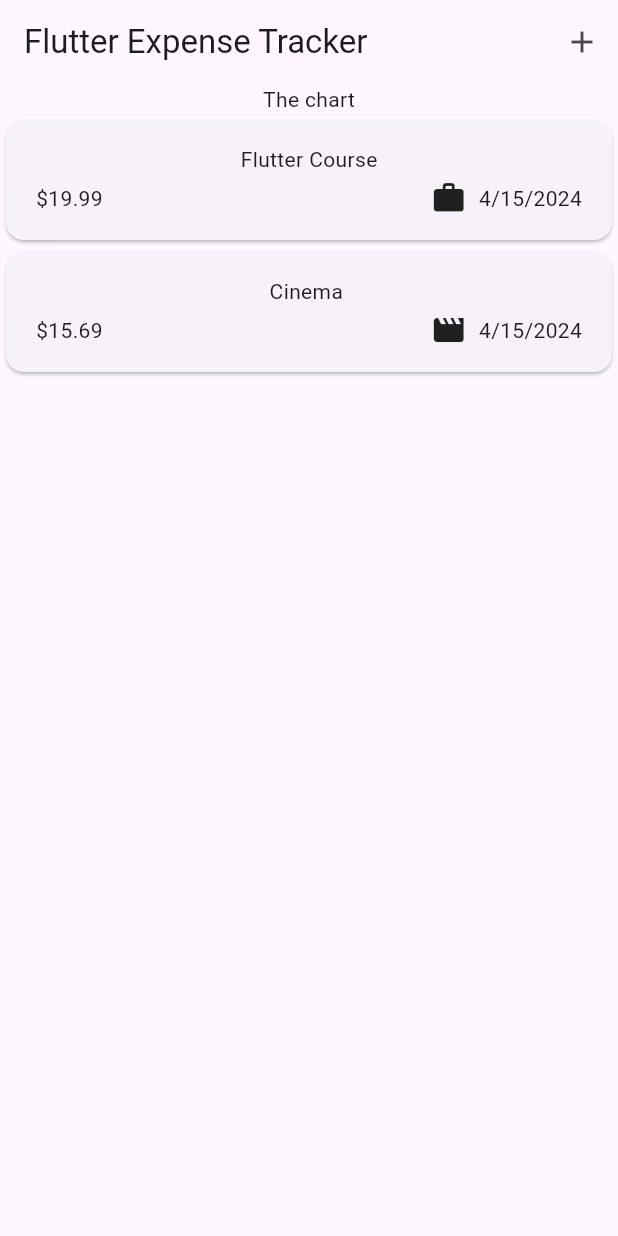
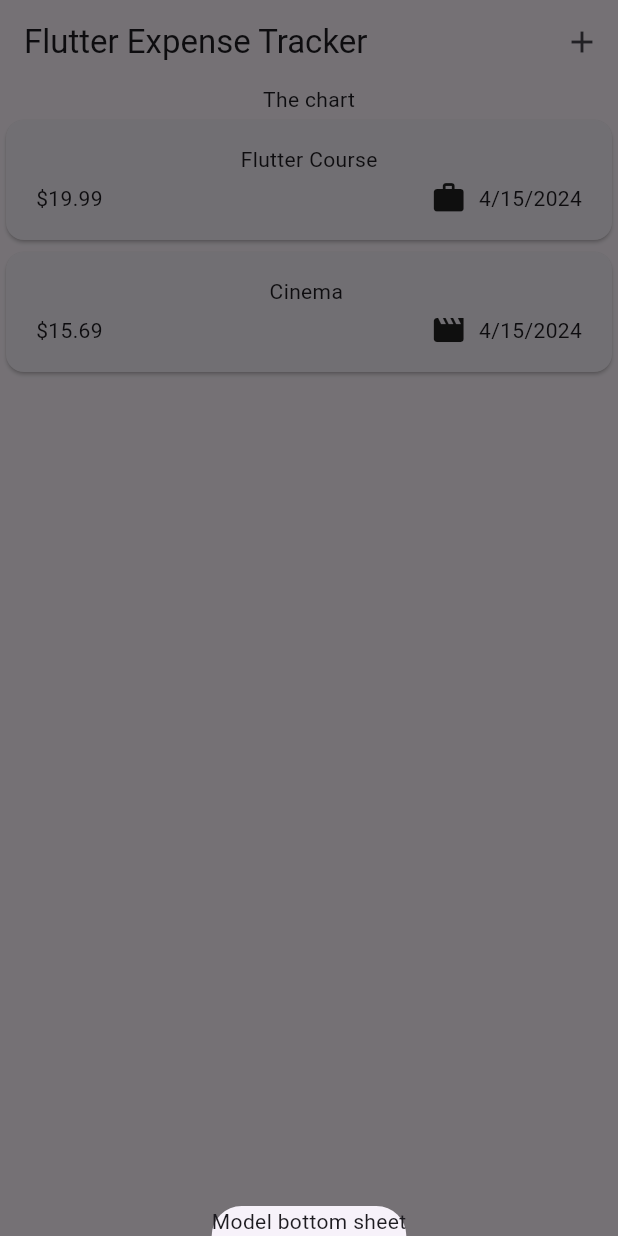
Before and after one commit to haitaa/Flutter, a Flutter app: the screen it shows after launch, after a tap on the "add" icon, on a phone screen of 412 x 824 dp. Run offline on Flutter 3.47's test engine with Material 3 defaults, Android fonts, the phone set to English and light mode, and no system bars; our stand-ins replace google_fonts.

Commit message:
Adding a Modal Sheet

```diff
--- a/expenses_app/lib/widgets/expenses.dart
+++ b/expenses_app/lib/widgets/expenses.dart
@@ -27,12 +27,20 @@ class _ExpensesState extends State<Expenses> {
     ),
   ];
 
+  void _openAddExpenseOverlay() {
+    showModalBottomSheet(
+        context: context, builder: (ctx) => const Text('Model bottom sheet'));
+  }
+
   @override
   Widget build(BuildContext context) {
     return Scaffold(
       appBar: AppBar(
         title: const Text('Flutter Expense Tracker'),
-        actions: [IconButton(onPressed: () {}, icon: const Icon(Icons.add))],
+        actions: [
+          IconButton(
+              onPressed: _openAddExpenseOverlay, icon: const Icon(Icons.add))
+        ],
       ),
       body: Column(
         children: [
```
